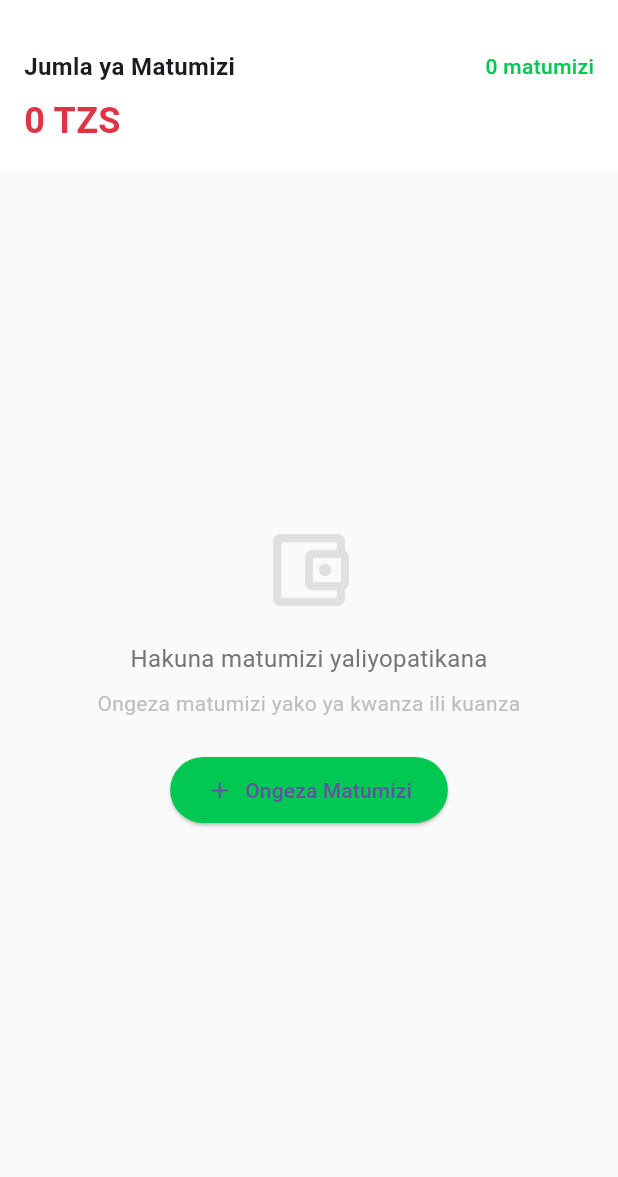
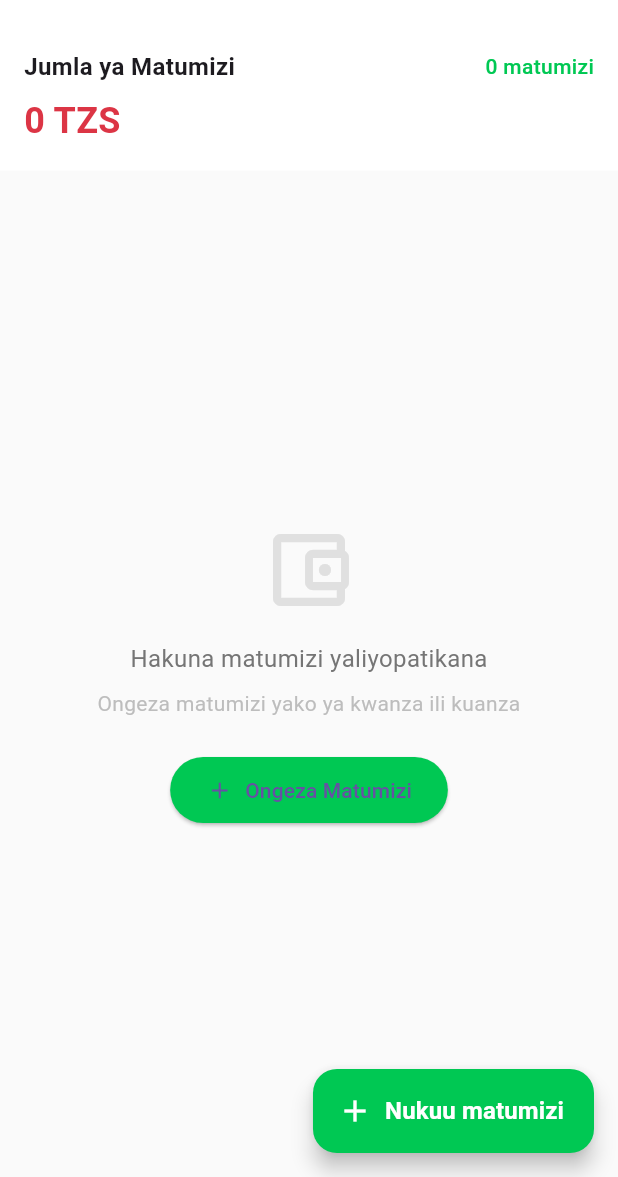
Before and after one commit to TheOnly1ben/dukakiganjani_app, a Flutter app: the ExpensesPage screen opened directly with empty values, on a phone screen of 412 x 824 dp, the part 59-1236 px from its top. Run offline on Flutter 3.47's test engine with Material 3 defaults, Android fonts, the phone set to English and light mode, and no system bars; our stand-ins replace cached_network_image, connectivity_plus, easy_localization, flutter_dotenv, flutter_local_notifications, image_picker and 6 more; accounts and stored records are empty.

Commit message:
Add 'Nukuu matumizi' floating action button to expenses screen

```diff
--- a/lib/pages/expenses.dart
+++ b/lib/pages/expenses.dart
@@ -203,6 +203,19 @@ class _ExpensesPageState extends State<ExpensesPage> {
                 ),
               ],
             ),
+      floatingActionButton: FloatingActionButton.extended(
+        onPressed: _showAddExpenseDialog,
+        backgroundColor: const Color(0xFF00C853),
+        icon: const Icon(Icons.add, color: Colors.white),
+        label: const Text(
+          'Nukuu matumizi',
+          style: TextStyle(
+            color: Colors.white,
+            fontSize: 16,
+            fontWeight: FontWeight.w600,
+          ),
+        ),
+      ),
     );
   }
 
```
